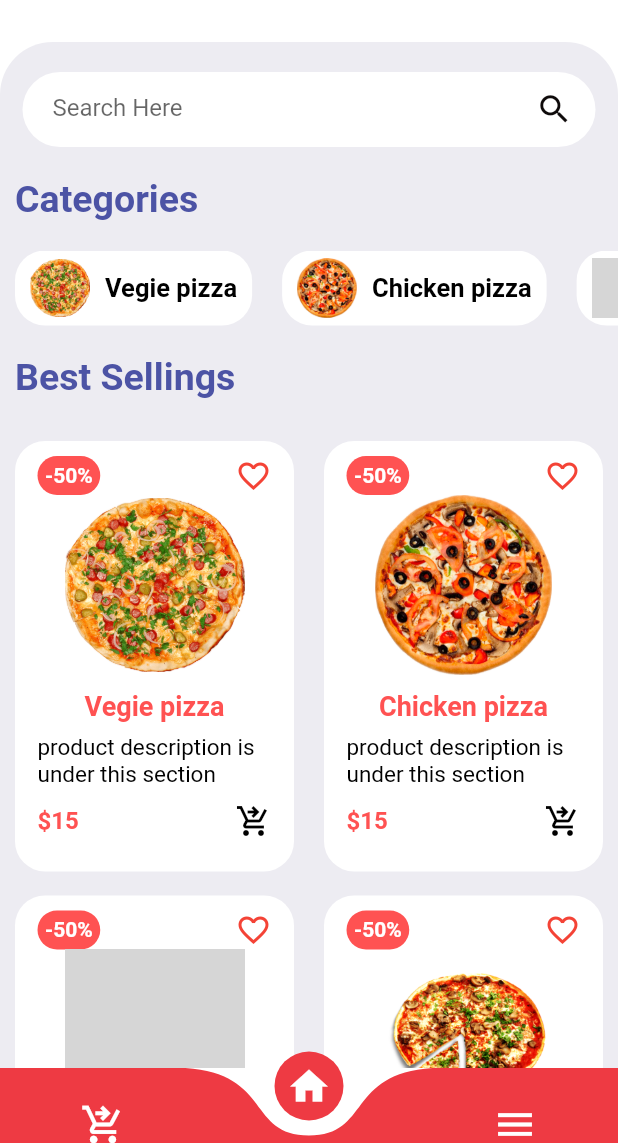
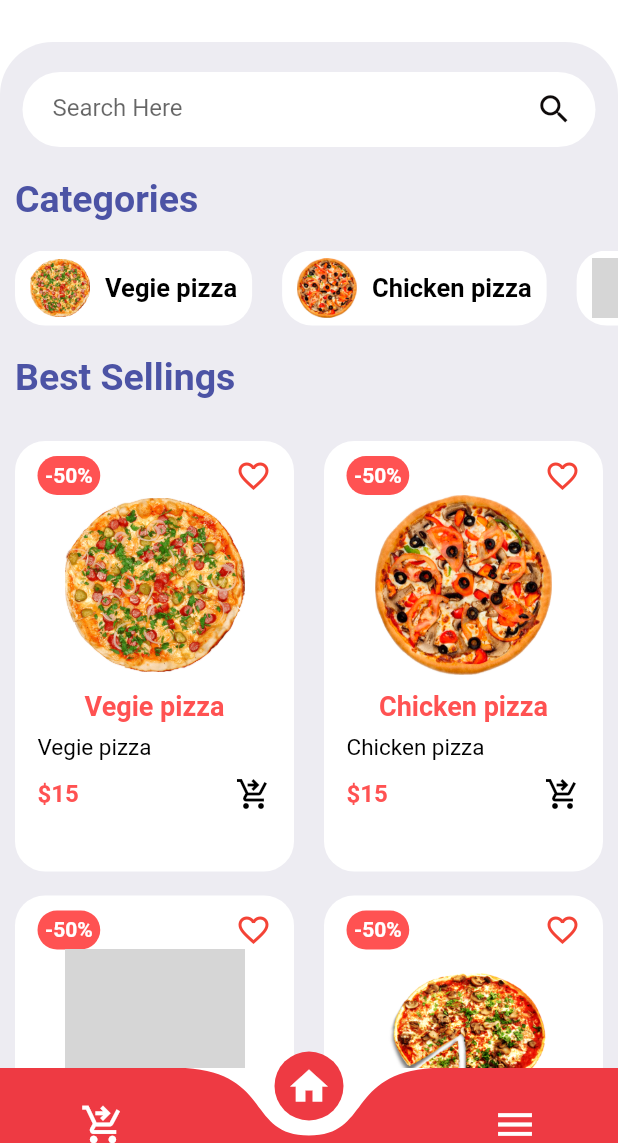
Before and after one commit to LakshanMaduranga/PizzaShoppingApp, a Flutter app: the screen it shows after launch, on a phone screen of 412 x 824 dp, the part 93-1236 px from its top. Run offline on Flutter 3.47's test engine with Material 2 defaults, Android fonts, the phone set to English and light mode, and no system bars; drawn by our look-alikes of curved_navigation_bar; our stand-ins replace flutter_rating_bar; missing offline and left inert: clippy_flutter; grey boxes are pictures that could not be loaded.

Commit message:
Update ItemsWidget.dart

```diff
--- a/lib/widgets/ItemsWidget.dart
+++ b/lib/widgets/ItemsWidget.dart
@@ -99,7 +99,7 @@
                 Container(
                   alignment: Alignment.centerLeft,
                   child: Text(
-                    "product description is under this section",
+                    title[i - 1],
                     style: TextStyle(
                       fontSize: 15,
                       color: Colors.black,
```
